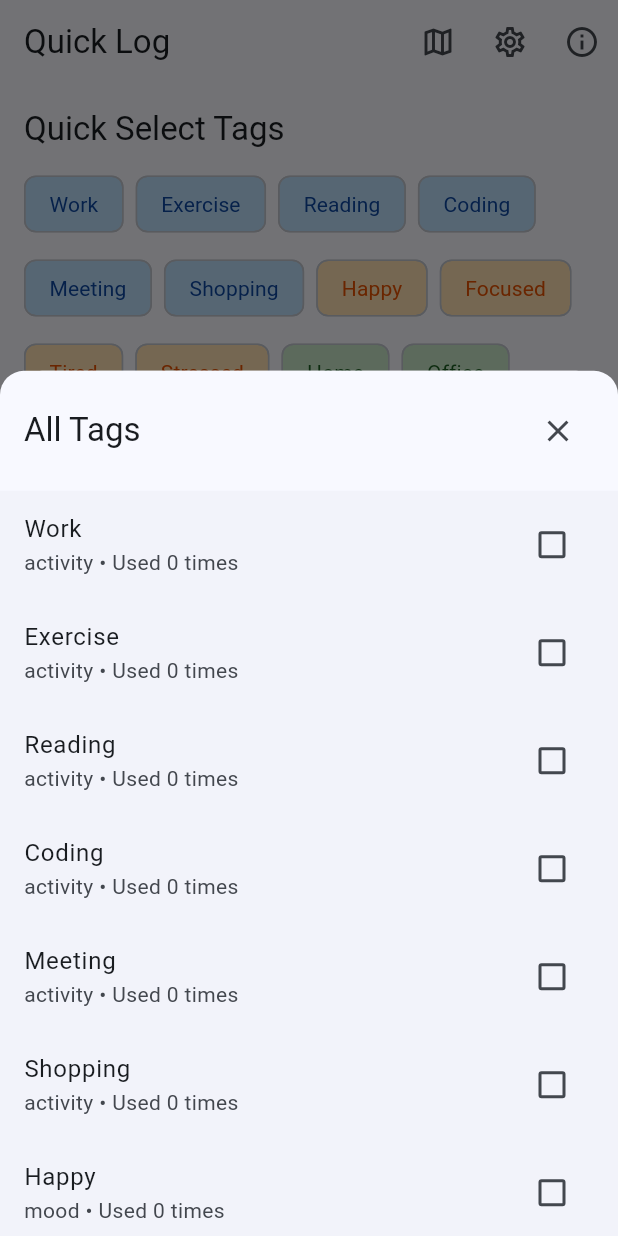
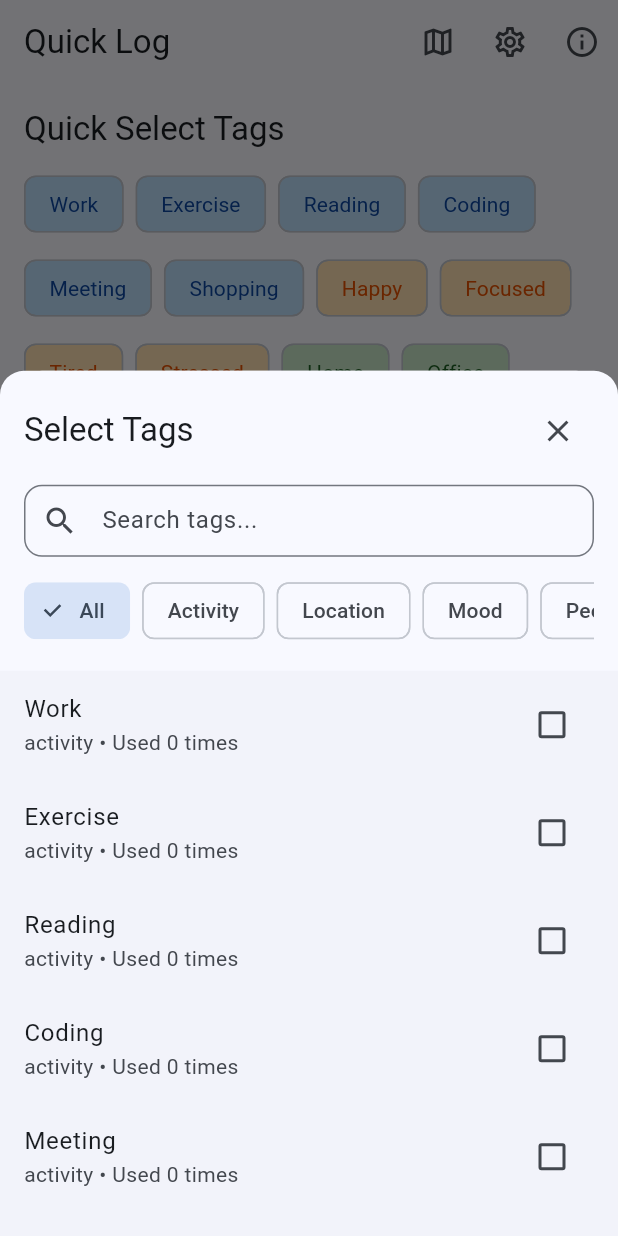
Before and after one commit to cmwen/quick-log-app, a Flutter app: the screen it shows after launch, after a tap on "See all tags", on a phone screen of 412 x 824 dp. Run offline on Flutter 3.47's test engine with Material 3 defaults, Android fonts, the phone set to English and light mode, and no system bars; our stand-ins replace file_picker, flutter_map, geocoding, geolocator, latlong2, share_plus and 2 more; accounts and stored records are empty.

Commit message:
Add searchable tag selection with category filters
Co-authored-by: cmwen <12928967+cmwen@users.noreply.github.com>

```diff
--- a/lib/screens/main_screen.dart
+++ b/lib/screens/main_screen.dart
@@ -167,59 +167,15 @@ class _MainScreenState extends State<MainScreen> {
     showModalBottomSheet(
       context: context,
       isScrollControlled: true,
-      builder: (context) => DraggableScrollableSheet(
-        initialChildSize: 0.7,
-        maxChildSize: 0.9,
-        minChildSize: 0.5,
-        expand: false,
-        builder: (context, scrollController) => Column(
-          children: [
-            Container(
-              padding: const EdgeInsets.all(16),
-              decoration: BoxDecoration(
-                color: Theme.of(context).colorScheme.surface,
-                borderRadius: const BorderRadius.vertical(
-                  top: Radius.circular(16),
-                ),
-              ),
-              child: Row(
-                mainAxisAlignment: MainAxisAlignment.spaceBetween,
-                children: [
-                  Text(
-                    'All Tags',
-                    style: Theme.of(context).textTheme.titleLarge,
-                  ),
-                  IconButton(
-                    icon: const Icon(Icons.close),
-                    onPressed: () => Navigator.pop(context),
-                  ),
-                ],
-              ),
-            ),
-            Expanded(
-              child: ListView.builder(
-                controller: scrollController,
-                itemCount: _allTags.length,
-                itemBuilder: (context, index) {
-                  final tag = _allTags[index];
-                  return CheckboxListTile(
-                    title: Text(tag.label),
-                    subtitle: Text(
-                      '${tag.category.name} • Used ${tag.usageCount} times',
-                    ),
-                    value: _selectedTags.contains(tag.id),
-                    onChanged: (value) {
-                      setState(() {
-                        _toggleTag(tag.id);
-                      });
-                      Navigator.pop(context);
-                    },
-                  );
-                },
-              ),
-            ),
-          ],
-        ),
+      builder: (context) => _TagSearchModal(
+        allTags: _allTags,
+        selectedTags: _selectedTags,
+        onTagToggle: (tagId) {
+          setState(() {
+            _toggleTag(tagId);
+          });
+          Navigator.pop(context);
+        },
       ),
     );
   }
@@ -426,3 +382,191 @@ class _MainScreenState extends State<MainScreen> {
     );
   }
 }
+
+/// Modal widget for searching and selecting tags
+class _TagSearchModal extends StatefulWidget {
+  final List<LogTag> allTags;
+  final Set<String> selectedTags;
+  final Function(String) onTagToggle;
+
+  const _TagSearchModal({
+    required this.allTags,
+    required this.selectedTags,
+    required this.onTagToggle,
+  });
+
+  @override
+  State<_TagSearchModal> createState() => _TagSearchModalState();
+}
+
+class _TagSearchModalState extends State<_TagSearchModal> {
+  final TextEditingController _searchController = TextEditingController();
+  List<LogTag> _filteredTags = [];
+  TagCategory? _filterCategory;
+
+  @override
+  void initState() {
+    super.initState();
+    _filteredTags = widget.allTags;
+    _searchController.addListener(_filterTags);
+  }
+
+  @override
+  void dispose() {
+    _searchController.dispose();
+    super.dispose();
+  }
+
+  void _filterTags() {
+    final query = _searchController.text.toLowerCase();
+    setState(() {
+      _filteredTags = widget.allTags.where((tag) {
+        final matchesSearch = query.isEmpty ||
+            tag.label.toLowerCase().contains(query) ||
+            tag.id.toLowerCase().contains(query);
+        final matchesCategory =
+            _filterCategory == null || tag.category == _filterCategory;
+        return matchesSearch && matchesCategory;
+      }).toList();
+    });
+  }
+
+  @override
+  Widget build(BuildContext context) {
+    return DraggableScrollableSheet(
+      initialChildSize: 0.7,
+      maxChildSize: 0.9,
+      minChildSize: 0.5,
+      expand: false,
+      builder: (context, scrollController) => Column(
+        children: [
+          // Header
+          Container(
+            padding: const EdgeInsets.all(16),
+            decoration: BoxDecoration(
+              color: Theme.of(context).colorScheme.surface,
+              borderRadius: const BorderRadius.vertical(
+                top: Radius.circular(16),
+              ),
+            ),
+            child: Column(
+              children: [
+                Row(
+                  mainAxisAlignment: MainAxisAlignment.spaceBetween,
+                  children: [
+                    Text(
+                      'Select Tags',
+                      style: Theme.of(context).textTheme.titleLarge,
+                    ),
+                    IconButton(
+                      icon: const Icon(Icons.close),
+                      onPressed: () => Navigator.pop(context),
+                    ),
+                  ],
+                ),
+                const SizedBox(height: 12),
+                // Search field
+                TextField(
+                  controller: _searchController,
+                  decoration: InputDecoration(
+                    hintText: 'Search tags...',
+                    prefixIcon: const Icon(Icons.search),
+                    suffixIcon: _searchController.text.isNotEmpty
+                        ? IconButton(
+                            icon: const Icon(Icons.clear),
+                            onPressed: () {
+                              _searchController.clear();
+                            },
+                          )
+                        : null,
+                    border: OutlineInputBorder(
+                      borderRadius: BorderRadius.circular(12),
+                    ),
+                    contentPadding: const EdgeInsets.symmetric(horizontal: 16),
+                  ),
+                ),
+                const SizedBox(height: 12),
+                // Category filter chips
+                SingleChildScrollView(
+                  scrollDirection: Axis.horizontal,
+                  child: Row(
+                    children: [
+                      FilterChip(
+                        label: const Text('All'),
+                        selected: _filterCategory == null,
+                        onSelected: (_) {
+                          setState(() {
+                            _filterCategory = null;
+                            _filterTags();
+                          });
+                        },
+                      ),
+                      const SizedBox(width: 8),
+                      ...TagCategory.values.map((category) {
+                        return Padding(
+                          padding: const EdgeInsets.only(right: 8),
+                          child: FilterChip(
+                            label: Text(
+                              category.name[0].toUpperCase() +
+                                  category.name.substring(1),
+                            ),
+                            selected: _filterCategory == category,
+                            onSelected: (_) {
+                              setState(() {
+                                _filterCategory = category;
+                                _filterTags();
+                              });
+                            },
+                          ),
+                        );
+                      }),
+                    ],
+                  ),
+                ),
+              ],
+            ),
+          ),
+          // Results
+          Expanded(
+            child: _filteredTags.isEmpty
+                ? Center(
+                    child: Column(
+                      mainAxisAlignment: MainAxisAlignment.center,
+                      children: [
+                        Icon(
+                          Icons.search_off,
+                          size: 64,
+                          color: Theme.of(context).colorScheme.outline,
+                        ),
+                        const SizedBox(height: 16),
+                        Text(
+                          'No tags found',
+                          style: Theme.of(context).textTheme.titleMedium,
+                        ),
+                      ],
+                    ),
+                  )
+                : ListView.builder(
+                    controller: scrollController,
+                    itemCount: _filteredTags.length,
+                    itemBuilder: (context, index) {
+                      final tag = _filteredTags[index];
+                      final isSelected = widget.selectedTags.contains(tag.id);
+                      return CheckboxListTile(
+                        title: Text(tag.label),
+                        subtitle: Text(
+                          '${tag.category.name} • Used ${tag.usageCount} times',
+                        ),
+                        value: isSelected,
+                        onChanged: (value) {
+                          widget.onTagToggle(tag.id);
+                        },
+                      );
+                    },
+                  ),
+          ),
+        ],
+      ),
+    );
+  }
+}
```
